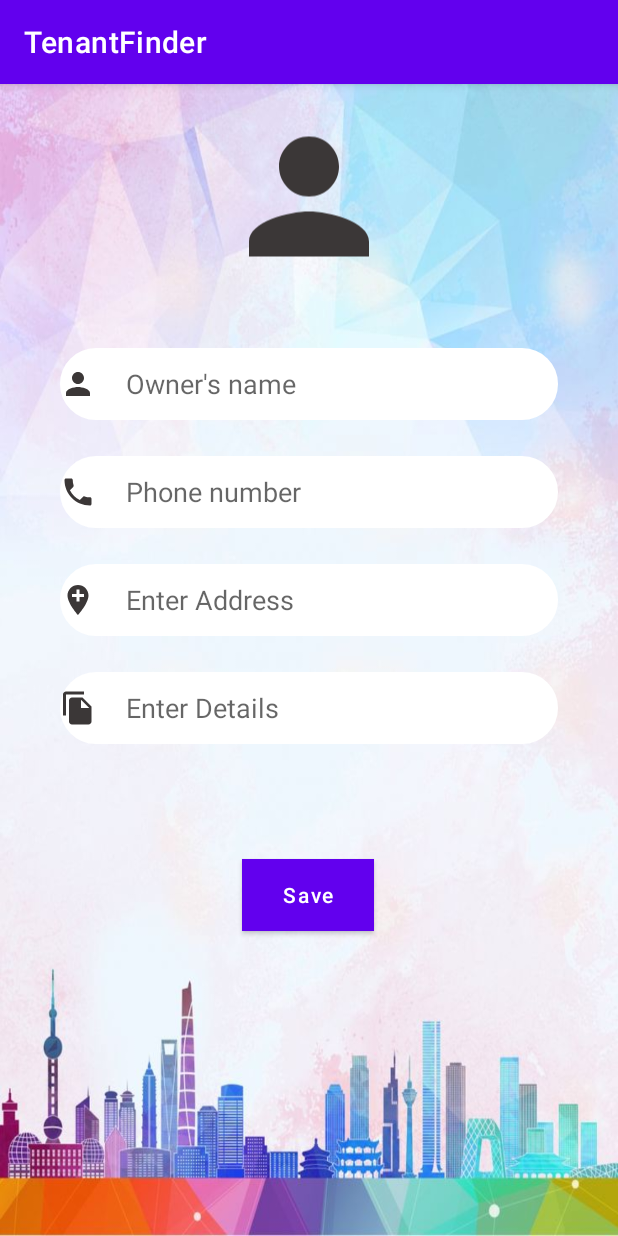
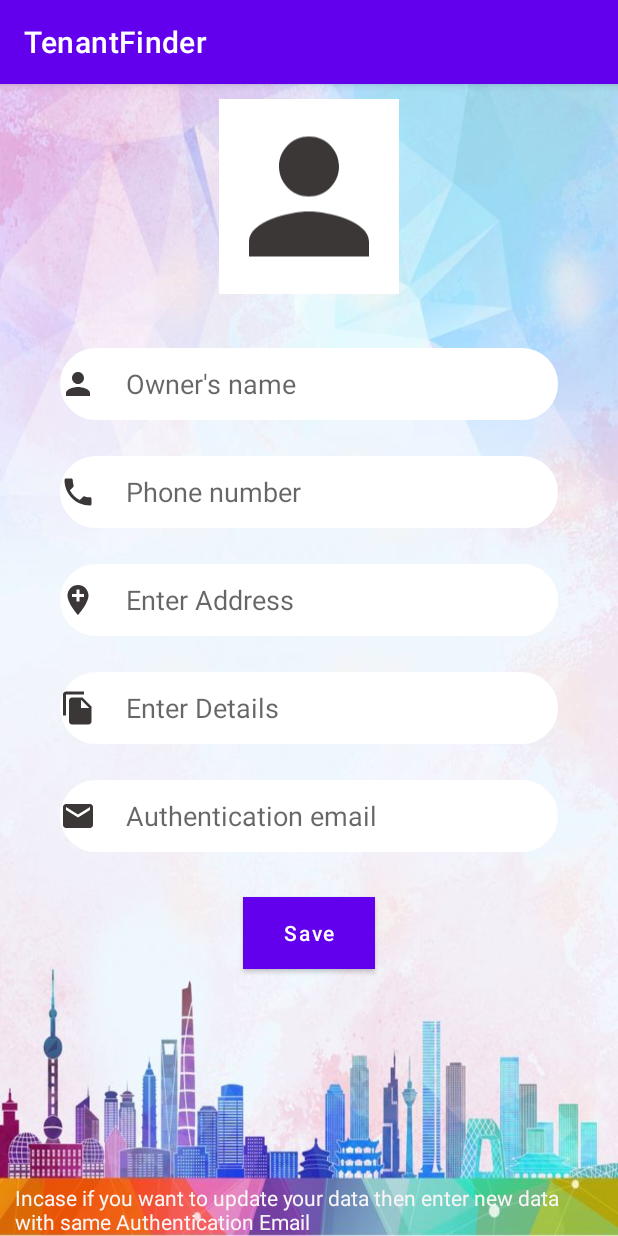
Before and after one commit to subham99kr/Tenant-Finder, an Android app: the InputPropertyDetails screen opened directly, with no data from a screen before it, on a phone screen of 412 x 824 dp. Run offline under Robolectric (Android 15) with nearby library versions, the phone set to English and light mode, and no system bars; our stand-ins replace Firebase (no records; nobody signed in at launch, a user with empty details on screens opened directly).

Commit message:
working: tenant recyclerView tenant input with image owner input with image
user can update data.

Not working:
owner recyclerView

```diff
--- a/app/src/main/java/com/example/tenantfinder_9204/InputPropertyDetails.java
+++ b/app/src/main/java/com/example/tenantfinder_9204/InputPropertyDetails.java
@@ -1,21 +1,33 @@
 package com.example.tenantfinder_9204;
 
 
+import androidx.activity.result.ActivityResultLauncher;
+import androidx.activity.result.contract.ActivityResultContracts;
 import androidx.appcompat.app.AppCompatActivity;
 import android.annotation.SuppressLint;
+import android.app.ProgressDialog;
+import android.content.Intent;
+import android.net.Uri;
 import android.os.Bundle;
 import android.widget.Button;
 import android.widget.EditText;
+import android.widget.ImageView;
 import android.widget.Toast;
 
 import com.google.firebase.database.DatabaseReference;
 import com.google.firebase.database.FirebaseDatabase;
+import com.google.firebase.storage.FirebaseStorage;
+import com.google.firebase.storage.OnProgressListener;
+import com.google.firebase.storage.StorageReference;
+import com.google.firebase.storage.UploadTask;
+
+import java.util.Locale;
+import java.util.Random;
 
 public class InputPropertyDetails extends AppCompatActivity {
-   private EditText ettName , ettPhone , ettDetails , ettAddress ;
-
-
-    DatabaseReference DataBaseO;
+   private EditText name,phone , address , details, email ;
+   ImageView imgProfile;
+   Uri uri;
 
 
     @SuppressLint("WrongViewCast")
@@ -23,28 +35,67 @@ public class InputPropertyDetails extends AppCompatActivity {
     protected void onCreate(Bundle savedInstanceState) {
         super.onCreate(savedInstanceState);
         setContentView(R.layout.activity_input_property_details);
-        ettName =  findViewById(R.id.ettName);
-        ettAddress =  findViewById(R.id.ettAddress);
-        ettPhone = findViewById(R.id.ettPhone);
-        ettDetails = findViewById(R.id.ettDetails);
-        Button btnAdd = findViewById(R.id.btnAdd);
+        Button btnInsertData = findViewById(R.id.btnAdd);
+
+        imgProfile=findViewById(R.id.imgProfileO);
+
+        ActivityResultLauncher<String> mGetContent;
+        mGetContent=registerForActivityResult(new ActivityResultContracts.GetContent(), result -> {
+            if(result != null)
+                imgProfile.setImageURI(result);
+            uri=result;
+
+        });
+
+        imgProfile.setOnClickListener(view -> mGetContent.launch("image/*"));
+
+        btnInsertData.setOnClickListener (view -> insertOwnerData());
+    }
+
+    private void insertOwnerData(){
+        name= findViewById(R.id.ettName);
+        phone= findViewById(R.id.ettPhone);
+        details= findViewById(R.id.ettDetails);
+        address=findViewById(R.id.ettAddress);
+        email=findViewById(R.id.eMailAddress);
 
 
-        DataBaseO = FirebaseDatabase.getInstance().getReference().child("OWNERS");
-        btnAdd.setOnClickListener (view -> insertPropertyData());
-    }
-    private void insertPropertyData(){
-        String name = ettName.getText().toString();
-        String phone = ettPhone.getText().toString();
-        String details = ettDetails.getText().toString();
-        String address = ettAddress.getText().toString();
+        ProgressDialog dialog=new ProgressDialog(this);
+        dialog.setTitle("File Uploader");
+        dialog.show();
 
-        OwnerDB owners  = new OwnerDB(name,phone,details,address);
+        FirebaseStorage storage=FirebaseStorage.getInstance();
+        StorageReference uploader = storage.getReference("image1"+ new Random().nextInt(1000));
+        uploader.putFile(uri).addOnSuccessListener(taskSnapshot -> {
 
 
-        DataBaseO.push().setValue(owners);
-        Toast.makeText(InputPropertyDetails.this, "Data Inserted", Toast.LENGTH_SHORT).show();
+            uploader.getDownloadUrl().addOnSuccessListener(uri -> {
+                FirebaseDatabase db = FirebaseDatabase.getInstance();
+                DatabaseReference root = db.getReference("OWNERS");
+
+                OwnerDB ownerDB = new OwnerDB(name.getText().toString(), phone.getText().toString(),address.getText().toString(), details.getText().toString(), email.getText().toString(), uri.toString());
+                String uUploadID= email.getText().toString().replaceAll("[-+.,@^:]","1");
+                uUploadID=uUploadID.toLowerCase();
+                root.child(uUploadID).setValue(ownerDB);
+
+                dialog.hide();
+                name.setText("");
+                phone.setText("");
+                address.setText("");
+                details.setText("");
+                email.setText("");
+                imgProfile.setImageResource(R.drawable.ic_baseline_person);
+
+                Toast.makeText(getApplicationContext(), "Data saved", Toast.LENGTH_LONG).show();
+
+
+            });
+        }).addOnProgressListener((OnProgressListener<UploadTask.TaskSnapshot>) snapshot -> {
+            float percent = ((100*snapshot.getBytesTransferred())/snapshot.getTotalByteCount());
+            dialog.setMessage("Uploaded : "+ (int)percent + "%");
+
+        });
+
     }
 
-
 }
--- a/app/src/main/res/layout/activity_input_property_details.xml
+++ b/app/src/main/res/layout/activity_input_property_details.xml
@@ -28,7 +28,7 @@
         app:layout_constraintEnd_toEndOf="parent"
         app:layout_constraintHorizontal_bias="0.0"
         app:layout_constraintStart_toStartOf="parent"
-        app:layout_constraintTop_toBottomOf="@+id/imageViewOI"
+        app:layout_constraintTop_toBottomOf="@+id/imgProfileO"
         app:layout_constraintVertical_bias="0.062"
         tools:ignore="TextContrastCheck" />
 
@@ -74,19 +74,39 @@
         app:layout_constraintTop_toBottomOf="@+id/ettPhone"
         tools:ignore="TextContrastCheck" />
 
+    <EditText
+        android:id="@+id/eMailAddress"
+        android:layout_width="0dp"
+        android:layout_height="wrap_content"
+        android:layout_marginTop="24dp"
+        android:autofillHints="Address"
+        android:background="@drawable/input_bg"
+        android:backgroundTint="@color/white"
+        android:drawableStart="@drawable/ic_baseline_email_24"
+        android:drawablePadding="20dp"
+        android:ems="10"
+        android:hint="@string/authentication_email"
+        android:inputType="textEmailAddress"
+        android:minHeight="48dp"
+
+        android:textAllCaps="false"
+        app:layout_constraintEnd_toEndOf="@+id/ettDetails"
+        app:layout_constraintHorizontal_bias="0.0"
+        app:layout_constraintStart_toStartOf="@+id/ettDetails"
+        app:layout_constraintTop_toBottomOf="@+id/ettDetails"
+        tools:ignore="TextContrastCheck" />
+
     <Button
         android:id="@+id/btnAdd"
         android:layout_width="wrap_content"
         android:layout_height="wrap_content"
+        android:layout_marginTop="30dp"
         android:background="@color/purple_700"
         android:text="@string/save"
         android:textAllCaps="false"
-        app:layout_constraintBottom_toBottomOf="parent"
-        app:layout_constraintEnd_toEndOf="@+id/ettDetails"
-        app:layout_constraintHorizontal_bias="0.497"
-        app:layout_constraintStart_toStartOf="@+id/ettDetails"
-        app:layout_constraintTop_toBottomOf="@+id/ettDetails"
-        app:layout_constraintVertical_bias="0.273" />
+        app:layout_constraintEnd_toEndOf="@+id/eMailAddress"
+        app:layout_constraintStart_toStartOf="@+id/eMailAddress"
+        app:layout_constraintTop_toBottomOf="@+id/eMailAddress" />
 
     <EditText
         android:id="@+id/ettDetails"
@@ -108,14 +128,29 @@
         tools:ignore="TextContrastCheck" />
 
     <ImageView
-        android:id="@+id/imageViewOI"
+        android:id="@+id/imgProfileO"
         android:layout_width="120dp"
         android:layout_height="130dp"
         android:layout_marginTop="10dp"
+        android:background="@color/white"
+        android:backgroundTint="@color/white"
+        android:src="@drawable/ic_baseline_person"
         app:layout_constraintEnd_toEndOf="parent"
         app:layout_constraintStart_toStartOf="parent"
         app:layout_constraintTop_toTopOf="parent"
-        tools:ignore="ContentDescription,ImageContrastCheck"
-        android:src="@drawable/ic_baseline_person" />
+        tools:ignore="ContentDescription,ImageContrastCheck" />
 
+    <TextView
+        android:id="@+id/textView"
+        android:layout_width="wrap_content"
+        android:layout_height="wrap_content"
+        android:paddingStart="10dp"
+        android:paddingEnd="10dp"
+        android:text="@string/incase_if_you_want_to_update_your_data_then_enter_new_data_with_same_authentication_email"
+        android:textColor="#F8F5F5"
+        app:layout_constraintBottom_toBottomOf="parent"
+        app:layout_constraintEnd_toEndOf="@+id/eMailAddress"
+        app:layout_constraintStart_toStartOf="@+id/eMailAddress"
+        app:layout_constraintTop_toBottomOf="@+id/btnAdd"
+        app:layout_constraintVertical_bias="1.0" />
 </androidx.constraintlayout.widget.ConstraintLayout>
--- a/app/src/main/res/layout/activity_login_activity.xml
+++ b/app/src/main/res/layout/activity_login_activity.xml
@@ -83,7 +83,6 @@
         android:layout_width="wrap_content"
         android:layout_height="wrap_content"
         android:layout_marginTop="10dp"
-        android:onClick="startRegister"
         android:text="@string/sign_up"
         android:textColor="#F44336"
         android:textSize="20sp"
--- a/app/src/main/res/layout/activity_register.xml
+++ b/app/src/main/res/layout/activity_register.xml
@@ -5,7 +5,7 @@
     android:layout_width="match_parent"
     android:layout_height="match_parent"
     android:background="@drawable/background1"
-    tools:context=".Registration">
+    tools:context=".Register">
 
 
     <TextView
--- a/app/src/main/res/layout/activity_tenant.xml
+++ b/app/src/main/res/layout/activity_tenant.xml
@@ -16,7 +16,7 @@
         android:layout_marginEnd="50dp"
         android:background="#673AB7"
         android:onClick="searchproperty"
-        android:text="@string/search"
+        android:text="@string/search_properties"
         app:layout_constraintBottom_toBottomOf="parent"
         app:layout_constraintEnd_toEndOf="parent"
         app:layout_constraintHorizontal_bias="0.498"
--- a/app/src/main/res/layout/tenants_ava_recycler.xml
+++ b/app/src/main/res/layout/tenants_ava_recycler.xml
@@ -1,7 +1,6 @@
 <?xml version="1.0" encoding="utf-8"?>
 <androidx.cardview.widget.CardView xmlns:android="http://schemas.android.com/apk/res/android"
     xmlns:app="http://schemas.android.com/apk/res-auto"
-    xmlns:tools="http://schemas.android.com/tools"
     android:layout_width="match_parent"
     android:layout_height="wrap_content"
     android:layout_margin="5dp"
--- a/app/src/main/res/values/strings.xml
+++ b/app/src/main/res/values/strings.xml
@@ -39,4 +39,7 @@
     <string name="upload">Upload</string>
     <string name="todo">TODO</string>
     <string name="open_gallery">Open Gallery</string>
+    <string name="authentication_email">Authentication email</string>
+    <string name="search_properties">Search Properties</string>
+    <string name="incase_if_you_want_to_update_your_data_then_enter_new_data_with_same_authentication_email">Incase if you want to update your data then enter new data with same Authentication Email</string>
 </resources>
```
Also changed, not shown: app/src/main/AndroidManifest.xml (+8 -5 lines), app/src/main/java/com/example/tenantfinder_9204/Input_Tenant.java (+10 -9 lines), app/src/main/java/com/example/tenantfinder_9204/LoginActivity.java (+2 -7 lines), app/src/main/java/com/example/tenantfinder_9204/OwnerDB.java (+42 -7 lines), app/src/main/java/com/example/tenantfinder_9204/Register.java (renamed from app/src/main/java/com/example/tenantfinder_9204/Registration.java, +5 -10 lines), app/src/main/java/com/example/tenantfinder_9204/TenantDB.java (+13 -1 lines), app/src/main/res/layout/activity_input_tenant.xml (+46 -11 lines).
